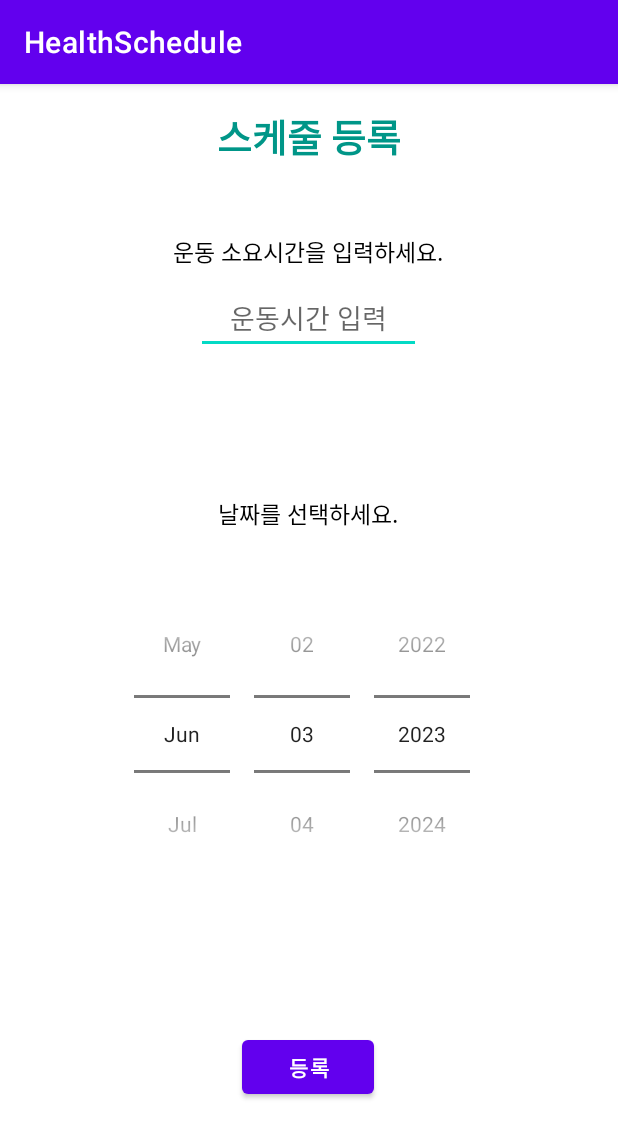
After one commit to recordmystory/HealthSchedule, an Android app: the ScheduleUploadActivity screen opened directly, with no data from a screen before it, on a phone screen of 412 x 824 dp. The commit adds this screen. Shown: the top 1138 px of the screen. Run offline under Robolectric (Android 15) with nearby library versions, the phone set to English and light mode, and no system bars.

Commit message:
운동시간, 날짜 입력하는 화면 추가

```diff
--- a/app/src/main/AndroidManifest.xml
+++ b/app/src/main/AndroidManifest.xml
@@ -41,6 +41,8 @@
         <activity android:name=".NfcReader"/>
         <activity android:name=".NfcWrite"/>
         <activity android:name=".NaverMap"/>
+        <activity android:name=".ScheduleUploadActivity"/>
+        <activity android:name=".HealthTimeRecommend"/>
     </application>
 
 </manifest>
--- /dev/null
+++ b/app/src/main/java/com/inhatc/healthschedule/ScheduleUploadActivity.java
@@ -0,0 +1,75 @@
+package com.inhatc.healthschedule;
+
+import android.content.Intent;
+import android.os.Bundle;
+import android.view.View;
+import android.widget.Button;
+import android.widget.DatePicker;
+import android.widget.EditText;
+import android.widget.TextView;
+
+import androidx.appcompat.app.AppCompatActivity;
+
+import java.util.Calendar;
+import java.util.GregorianCalendar;
+
+public class ScheduleUploadActivity extends AppCompatActivity {
+
+    EditText healthHour; // 운동 소요시간
+    Button btnRegister; // 등록 버튼
+    TextView txtnull; // 운동 소요시간에 아무 값도 입력되지 않았을 때 표시될 문구
+
+
+    int mYear = 0, mMonth = 0, mDay = 0;  // DatePicker 년, 월, 일
+
+
+    @Override
+    protected void onCreate(Bundle savedInstanceState) {
+        super.onCreate(savedInstanceState);
+        setContentView(R.layout.activity_schedule_upload);
+
+        healthHour = findViewById(R.id.healthHour);
+        btnRegister = findViewById(R.id.btnRegister);
+        txtnull = (TextView) findViewById(R.id.txtnull);
+
+
+        Calendar calendar = new GregorianCalendar();
+        mYear = calendar.get(Calendar.YEAR);
+        mMonth = calendar.get(Calendar.MONTH);
+        mDay = calendar.get(Calendar.DAY_OF_MONTH);
+
+        DatePicker datePicker = findViewById(R.id.DatePicker);
+        datePicker.init(mYear, mMonth, mDay, mOnDateChangedListener);
+
+
+        btnRegister.setOnClickListener(new View.OnClickListener() {
+            @Override
+            public void onClick(View view) { // 운동 소요시간 등록 버튼 클릭시
+                if (healthHour.getText().toString().length() == 0/* && healthHour.getText().equals(0)*/) { // 사용자가 아무 값도 입력하지 않은 경우
+                    txtnull.setText("소요시간을 입력해주세요.");
+                } else { // 사용자가 입력한 값이 있을 경우
+                    Intent intent = new Intent(view.getContext(), HealthTimeRecommend.class);
+                    txtnull.setText("운동시간이 등록되었습니다.");
+                    intent.putExtra("hour", healthHour.getText().toString());
+                    intent.putExtra("year", mYear);
+                    intent.putExtra("month", mMonth);
+                    intent.putExtra("day", mDay);
+                    startActivity(intent);
+                }
+            }
+        });
+
+    }
+
+
+    DatePicker.OnDateChangedListener mOnDateChangedListener = new DatePicker.OnDateChangedListener() {
+        @Override
+        public void onDateChanged(DatePicker view, int yy, int mm, int dd) {
+            mYear = yy;
+            mMonth = mm;
+            mDay = dd;
+        }
+    };
+
+
+}
--- a/app/src/main/res/layout/activity_main.xml
+++ b/app/src/main/res/layout/activity_main.xml
@@ -56,6 +56,12 @@
             android:layout_height="wrap_content"
             android:text="API Connect Test" />
 
+        <Button
+            android:id="@+id/btnHealthDataInput"
+            android:layout_width="match_parent"
+            android:layout_height="wrap_content"
+            android:text="운동시간 및 날짜 입력" />
+
         <TextView
             android:id="@+id/textApiData"
             android:layout_width="match_parent"
--- /dev/null
+++ b/app/src/main/res/layout/activity_schedule_upload.xml
@@ -0,0 +1,113 @@
+<?xml version="1.0" encoding="utf-8"?>
+<androidx.constraintlayout.widget.ConstraintLayout xmlns:android="http://schemas.android.com/apk/res/android"
+    xmlns:app="http://schemas.android.com/apk/res-auto"
+    xmlns:tools="http://schemas.android.com/tools"
+    android:layout_width="match_parent"
+    android:layout_height="match_parent"
+    tools:context=".ScheduleUploadActivity">
+
+    <TextView
+        android:id="@+id/txtTitle"
+        android:layout_width="wrap_content"
+        android:layout_height="wrap_content"
+        android:layout_marginStart="125dp"
+        android:layout_marginTop="15dp"
+        android:layout_marginEnd="126dp"
+        android:gravity="center"
+        android:text="스케줄 등록"
+        android:textColor="#009688"
+        android:textSize="25sp"
+        android:textStyle="bold"
+        app:layout_constraintEnd_toEndOf="parent"
+        app:layout_constraintStart_toStartOf="parent"
+        app:layout_constraintTop_toTopOf="parent" />
+
+
+    <EditText
+        android:id="@+id/healthHour"
+        android:layout_width="150dp"
+        android:layout_height="48dp"
+        android:layout_marginTop="32dp"
+        android:gravity="center"
+        android:hint="운동시간 입력"
+        android:inputType="number"
+        android:maxLength="1"
+        app:layout_constraintEnd_toEndOf="parent"
+        app:layout_constraintHorizontal_bias="0.498"
+        app:layout_constraintStart_toStartOf="parent"
+        app:layout_constraintTop_toTopOf="@+id/txthour" />
+
+    <TextView
+        android:id="@+id/txthour"
+        android:layout_width="wrap_content"
+        android:layout_height="wrap_content"
+        android:layout_marginTop="100dp"
+        android:gravity="center"
+        android:text="운동 소요시간을 입력하세요."
+        android:textColor="@color/black"
+        android:textSize="15sp"
+        app:layout_constraintEnd_toEndOf="parent"
+        app:layout_constraintHorizontal_bias="0.497"
+        app:layout_constraintStart_toStartOf="parent"
+        app:layout_constraintTop_toTopOf="parent" />
+
+    <TextView
+        android:id="@+id/txtnull"
+        android:layout_width="wrap_content"
+        android:layout_height="wrap_content"
+        android:layout_marginTop="8dp"
+        android:gravity="center"
+        android:textColor="#FF0000"
+        android:textSize="13sp"
+        app:layout_constraintEnd_toEndOf="parent"
+        app:layout_constraintHorizontal_bias="0.496"
+        app:layout_constraintStart_toStartOf="parent"
+        app:layout_constraintTop_toBottomOf="@+id/healthHour" />
+
+    <DatePicker
+
+        android:id="@+id/DatePicker"
+
+        android:layout_width="wrap_content"
+
+        android:layout_height="wrap_content"
+
+        android:calendarViewShown="false"
+        android:datePickerMode="spinner"
+        android:foregroundGravity="center"
+        app:layout_constraintBottom_toBottomOf="parent"
+        app:layout_constraintEnd_toEndOf="parent"
+        app:layout_constraintHorizontal_bias="0.496"
+        app:layout_constraintStart_toStartOf="parent"
+        app:layout_constraintTop_toTopOf="parent"
+        app:layout_constraintVertical_bias="0.589" />
+
+    <TextView
+        android:id="@+id/txtDate"
+        android:layout_width="wrap_content"
+        android:layout_height="wrap_content"
+        android:layout_marginTop="68dp"
+        android:gravity="center"
+        android:text="날짜를 선택하세요."
+        android:textColor="@color/black"
+        android:textSize="15sp"
+        app:layout_constraintEnd_toEndOf="parent"
+        app:layout_constraintHorizontal_bias="0.498"
+        app:layout_constraintStart_toStartOf="parent"
+        app:layout_constraintTop_toBottomOf="@+id/txtnull" />
+
+    <Button
+        android:id="@+id/btnRegister"
+        android:layout_width="wrap_content"
+        android:layout_height="wrap_content"
+        android:gravity="center"
+        android:text="등록"
+        android:textStyle="bold"
+        app:layout_constraintBottom_toBottomOf="parent"
+        app:layout_constraintEnd_toEndOf="parent"
+        app:layout_constraintHorizontal_bias="0.498"
+        app:layout_constraintStart_toStartOf="parent"
+        app:layout_constraintTop_toTopOf="parent"
+        app:layout_constraintVertical_bias="0.877" />
+
+</androidx.constraintlayout.widget.ConstraintLayout>
```
Also changed, not shown: app/src/main/java/com/inhatc/healthschedule/HealthTimeRecommend.java (added, +29 -0 lines), app/src/main/java/com/inhatc/healthschedule/MainActivity.java (+10 -0 lines), app/src/main/res/layout/activity_health_time_recommend.xml (added, +24 -0 lines).
